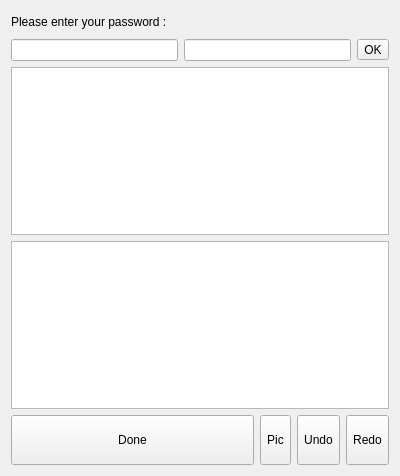
Above: src/dlgmainnotes.ui from ic005k/Knot-Legacy before the change. Below: the same form after it.
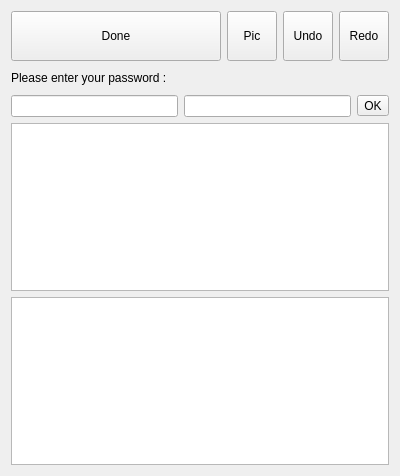
That is the form after the change. Icons and pictures are not drawn.

What changed in the file:
```diff
--- a/src/dlgmainnotes.ui
+++ b/src/dlgmainnotes.ui
@@ -14,7 +14,7 @@
    <string>Dialog</string>
   </property>
   <layout class="QGridLayout" name="gridLayout_2">
-   <item row="0" column="0">
+   <item row="1" column="0">
     <widget class="QFrame" name="frameSetKey">
      <property name="minimumSize">
       <size>
@@ -68,7 +68,13 @@
      </layout>
     </widget>
    </item>
-   <item row="4" column="0">
+   <item row="3" column="0">
+    <widget class="QTextBrowser" name="textBrowser"/>
+   </item>
+   <item row="2" column="0">
+    <widget class="QTextEdit" name="textEdit"/>
+   </item>
+   <item row="0" column="0">
     <layout class="QHBoxLayout" name="horizontalLayout_2">
      <item>
       <widget class="QToolButton" name="btnBack">
@@ -99,7 +105,7 @@
       <widget class="QToolButton" name="btnPic">
        <property name="minimumSize">
         <size>
-         <width>0</width>
+         <width>50</width>
          <height>50</height>
         </size>
        </property>
@@ -128,7 +134,7 @@
        </property>
        <property name="minimumSize">
         <size>
-         <width>0</width>
+         <width>50</width>
          <height>50</height>
         </size>
        </property>
@@ -151,7 +157,7 @@
       <widget class="QToolButton" name="btnRedo">
        <property name="minimumSize">
         <size>
-         <width>0</width>
+         <width>50</width>
          <height>50</height>
         </size>
        </property>
@@ -172,12 +178,6 @@
      </item>
     </layout>
    </item>
-   <item row="1" column="0">
-    <widget class="QTextEdit" name="textEdit"/>
-   </item>
-   <item row="2" column="0">
-    <widget class="QTextBrowser" name="textBrowser"/>
-   </item>
   </layout>
  </widget>
  <resources>
```
